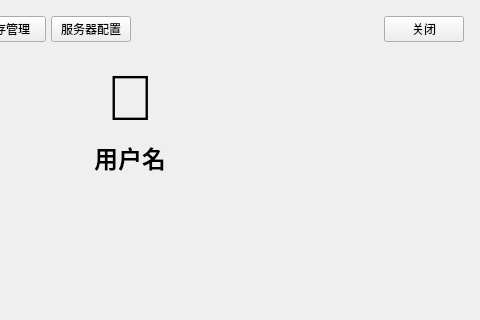
Above: Client_Qt/Client/settingswidget.ui from lazale666/Smart-Medica-Terminal before the change; both pictures show x 220 to 700 and y 0 to 320 of the 700 by 500 pixel window. Below: the same form after it.
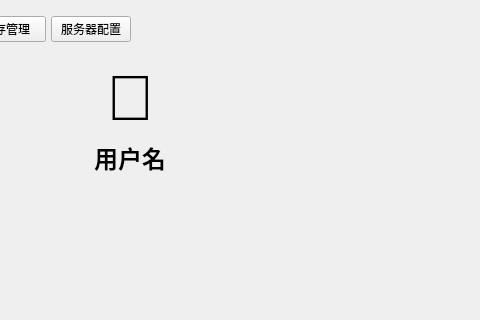
That is the form after the change.

The edit to the form file:
```diff
--- a/Client_Qt/Client/settingswidget.ui
+++ b/Client_Qt/Client/settingswidget.ui
@@ -75,13 +75,6 @@
        </property>
       </spacer>
      </item>
-     <item>
-      <widget class="QPushButton" name="closeBtn">
-       <property name="text">
-        <string>关闭</string>
-       </property>
-      </widget>
-     </item>
     </layout>
    </item>
    <item>
```
